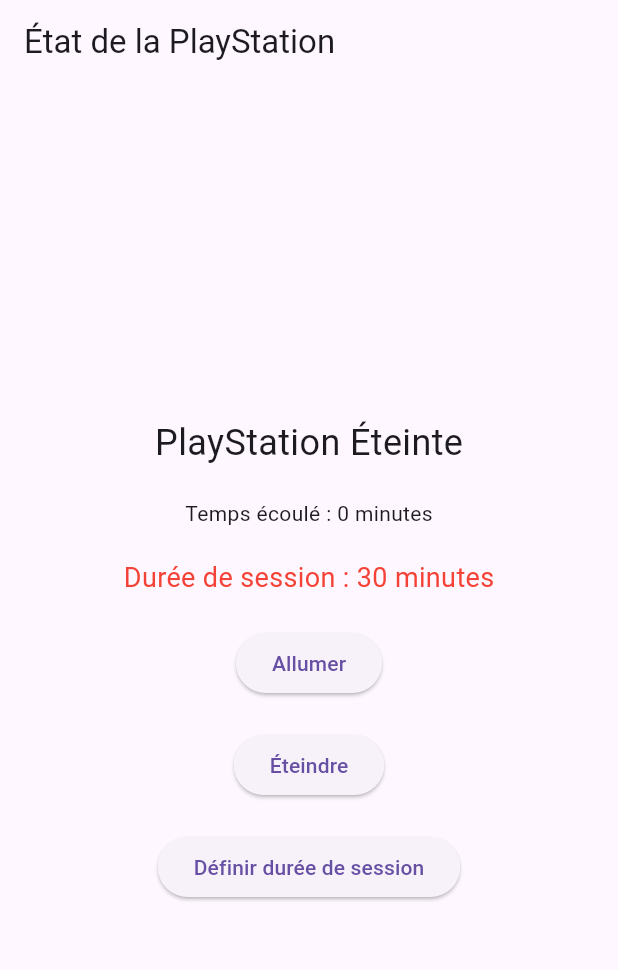
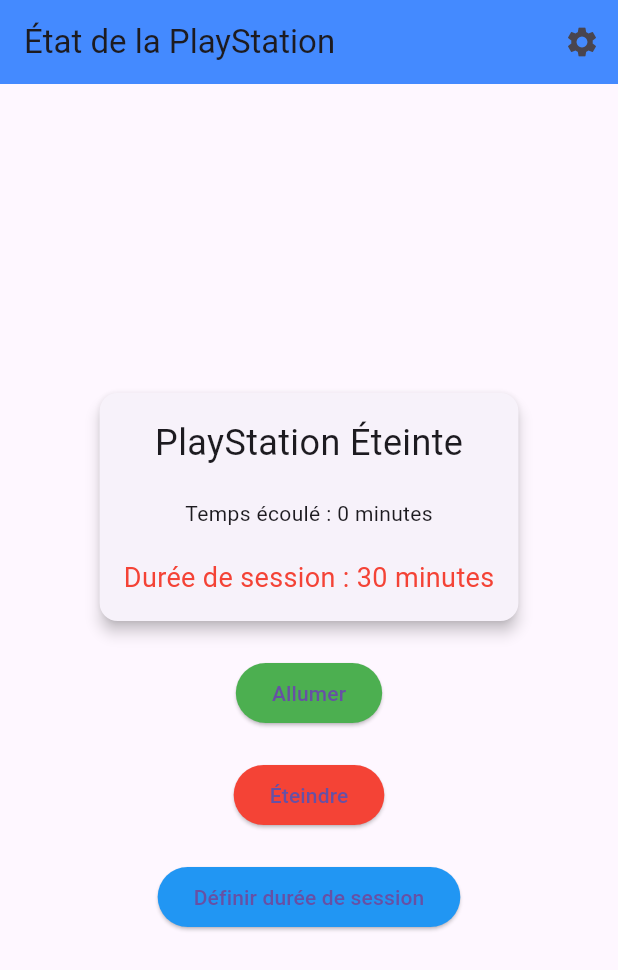
Before and after one commit to KeVinTsHiBaNgU/control_parental_playstation, a Flutter app: the screen it shows after launch, on a phone screen of 412 x 824 dp. Shown: the top 970 px of the screen. Run offline on Flutter 3.47's test engine with Material 3 defaults, Android fonts, the light colour scheme and no system bars; our stand-ins replace flutter_local_notifications.

Commit message:
add_design

```diff
--- a/lib/screens/home_screen.dart
+++ b/lib/screens/home_screen.dart
@@ -1,8 +1,8 @@
 import 'package:flutter/material.dart';
 import '../services/playstation_service.dart';
 import 'dart:async';
-import 'session_duration_screen.dart'; // Importer le nouvel écran
-import 'package:flutter_local_notifications/flutter_local_notifications.dart'; // Importer le package de notifications
+import 'session_duration_screen.dart';
+import 'package:flutter_local_notifications/flutter_local_notifications.dart';
 
 class HomeScreen extends StatefulWidget {
   @override
@@ -11,19 +11,18 @@
 
 class _HomeScreenState extends State<HomeScreen> {
   String playStationStatus = 'Éteinte';
-  double maxUsageDuration = 1; // Durée maximale d'utilisation par défaut
+  double maxUsageDuration = 1;
   Timer? _timer;
-  int _timeElapsed = 0; // Temps écoulé en minutes
-  int _sessionDuration = 30; // Durée de session par défaut
+  int _timeElapsed = 0;
+  int _sessionDuration = 30;
 
-  // Déclarer le plugin ici
   final FlutterLocalNotificationsPlugin flutterLocalNotificationsPlugin =
       FlutterLocalNotificationsPlugin();
 
   @override
   void initState() {
     super.initState();
-    _timeElapsed = 0; // Réinitialiser le temps écoulé
+    _timeElapsed = 0;
   }
 
   Future<void> _turnOnPlayStation() async {
@@ -56,7 +55,7 @@
       if (_timeElapsed >= _sessionDuration) {
         _turnOffPlayStation();
         _showAlertDialog();
-        _showNotification(); // Afficher la notification
+        _showNotification();
       }
     });
   }
@@ -106,7 +105,7 @@
 
   @override
   void dispose() {
-    _timer?.cancel(); // Arrêter le timer si on quitte la page
+    _timer?.cancel();
     super.dispose();
   }
 
@@ -115,51 +114,65 @@
     return Scaffold(
       appBar: AppBar(
         title: Text('État de la PlayStation'),
-        // actions: [
-        //   IconButton(
-        //     icon: Icon(Icons.settings),
-        //     onPressed: () async {
-        //       final selectedDuration = await Navigator.pushNamed(context, '/settings');
-        //       if (selectedDuration != null) {
-        //         setState(() {
-        //           maxUsageDuration = selectedDuration as double;
-        //         });
-        //       }
-        //     },
-        //   ),
-        // ],
+        backgroundColor: Colors.blueAccent,
+        actions: [
+          IconButton(
+            icon: Icon(Icons.settings),
+            onPressed: () async {
+              final selectedDuration = await Navigator.pushNamed(context, '/settings');
+              if (selectedDuration != null) {
+                setState(() {
+                  maxUsageDuration = selectedDuration as double;
+                });
+              }
+            },
           ),
-      body: Center(
+        ],
+      ),
+      body: Padding(
+        padding: const EdgeInsets.all(16.0),
+        child: Center(
           child: Column(
             mainAxisAlignment: MainAxisAlignment.center,
+            children: [
+              Card(
+                elevation: 4,
+                child: Padding(
+                  padding: const EdgeInsets.all(16.0),
+                  child: Column(
                     children: [
                       Text('PlayStation $playStationStatus', style: TextStyle(fontSize: 24)),
                       SizedBox(height: 20),
                       Text('Temps écoulé : $_timeElapsed minutes'),
                       SizedBox(height: 20),
-            Text('Durée de session : $_sessionDuration minutes', // Afficher la durée de session
+                      Text('Durée de session : $_sessionDuration minutes',
                           style: TextStyle(fontSize: 18, color: Colors.red)),
+                    ],
+                  ),
+                ),
+              ),
               SizedBox(height: 20),
               ElevatedButton(
                 onPressed: _turnOnPlayStation,
                 child: Text('Allumer'),
+                style: ElevatedButton.styleFrom(backgroundColor: Colors.green),
               ),
               SizedBox(height: 20),
               ElevatedButton(
                 onPressed: _turnOffPlayStation,
                 child: Text('Éteindre'),
+                style: ElevatedButton.styleFrom(backgroundColor: Colors.red),
               ),
               SizedBox(height: 20),
               ElevatedButton(
                 onPressed: () async {
-                // Ouvrir l'écran pour définir la durée de session
                   final selectedDuration = await Navigator.push(
                     context,
                     MaterialPageRoute(
                       builder: (context) => SessionDurationScreen(
                         onDurationSelected: (int duration) {
                           setState(() {
-                          _sessionDuration = duration; // Mettre à jour la durée de session
+                            _sessionDuration = duration;
                           });
                         },
                       ),
@@ -167,8 +180,10 @@
                   );
                 },
                 child: Text('Définir durée de session'),
+                style: ElevatedButton.styleFrom(backgroundColor: Colors.blue),
               ),
             ],
+          ),
         ),
       ),
     );
```
Lines whose indentation alone changed are shown as unchanged.
